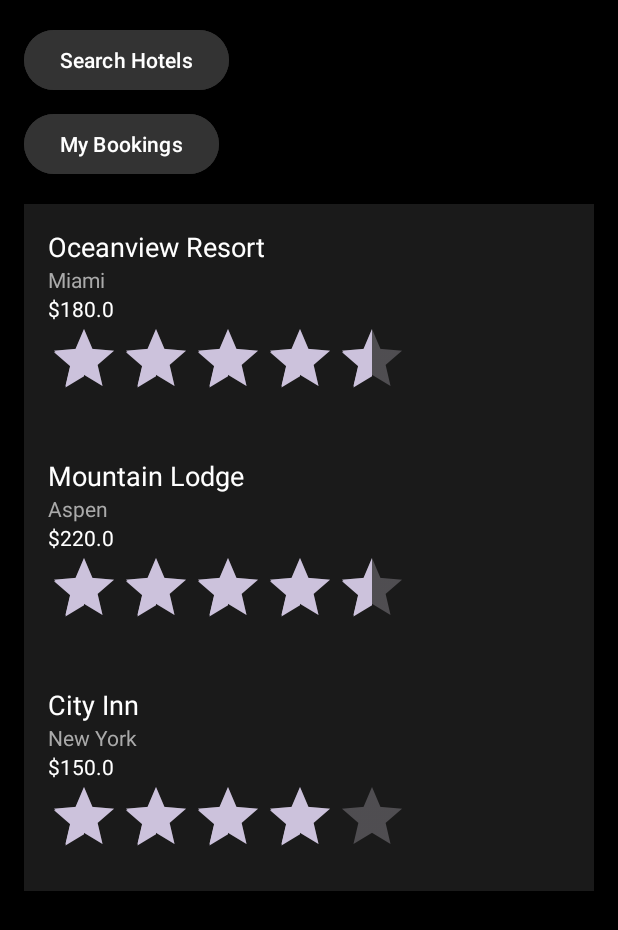
After one commit to shareefjala/androidassignment1, an Android app: the HomeActivity screen opened directly, with no data from a screen before it, on a phone screen of 412 x 824 dp. The commit adds this screen. Shown: the top 930 px of the screen. Run offline under Robolectric (Android 15) with nearby library versions, the phone set to English and light mode, and no system bars.

Commit message:
added sample classes for all classes i need (hopefully), added pagination from splash to login to home (if correct creditnials)

```diff
--- a/app/src/main/AndroidManifest.xml
+++ b/app/src/main/AndroidManifest.xml
@@ -6,6 +6,7 @@
         android:label="Trip App"
         android:theme="@style/Theme.MyApplication">
 
+        <!-- SPLASH SCREEN (LAUNCHER) -->
         <activity
             android:name=".SplashActivity"
             android:exported="true">
@@ -15,5 +16,13 @@
             </intent-filter>
         </activity>
 
+        <!-- LOGIN SCREEN -->
+        <activity
+            android:name=".LoginActivity"
+            android:exported="false" />
+
+        <activity android:name=".HomeActivity" android:exported="false"/>
+
     </application>
+
 </manifest>
--- /dev/null
+++ b/app/src/main/java/com/example/myapplication/BookingsActivity.java
@@ -0,0 +1,4 @@
+package com.example.myapplication;
+
+public class BookingsActivity {
+}
--- /dev/null
+++ b/app/src/main/java/com/example/myapplication/DetailsActivity.java
@@ -0,0 +1,4 @@
+package com.example.myapplication;
+
+public class DetailsActivity {
+}
--- /dev/null
+++ b/app/src/main/java/com/example/myapplication/HomeActivity.java
@@ -0,0 +1,36 @@
+package com.example.myapplication;
+
+import android.content.Intent;
+import android.os.Bundle;
+import android.widget.Button;
+import androidx.appcompat.app.AppCompatActivity;
+import androidx.recyclerview.widget.*;
+
+import java.util.*;
+
+public class HomeActivity extends AppCompatActivity {
+
+    RecyclerView rv;
+    Button btnSearch, btnBookings;
+
+    @Override
+    protected void onCreate(Bundle savedInstanceState) {
+        super.onCreate(savedInstanceState);
+        setContentView(R.layout.activity_home);
+
+        rv = findViewById(R.id.recyclerHotels);
+        btnSearch = findViewById(R.id.buttonSearch);
+        btnBookings = findViewById(R.id.buttonBookings);
+
+        List<Hotel> hotels = new ArrayList<>();
+        hotels.add(new Hotel("Oceanview Resort", "Miami", 180, 4.5f, "Beachfront hotel."));
+        hotels.add(new Hotel("Mountain Lodge", "Aspen", 220, 4.7f, "Cozy mountain stay."));
+        hotels.add(new Hotel("City Inn", "New York", 150, 4.0f, "Central location."));
+
+        rv.setLayoutManager(new LinearLayoutManager(this));
+        rv.setAdapter(new HotelAdapter(this, hotels));
+
+        btnSearch.setOnClickListener(v -> startActivity(new Intent(this, SearchActivity.class)));
+        btnBookings.setOnClickListener(v -> startActivity(new Intent(this, BookingsActivity.class)));
+    }
+}
--- /dev/null
+++ b/app/src/main/java/com/example/myapplication/Hotel.java
@@ -0,0 +1,17 @@
+package com.example.myapplication;
+
+public class Hotel {
+    public String name;
+    public String location;
+    public double price;
+    public float rating;
+    public String desc;
+
+    public Hotel(String name, String location, double price, float rating, String desc) {
+        this.name = name;
+        this.location = location;
+        this.price = price;
+        this.rating = rating;
+        this.desc = desc;
+    }
+}
--- /dev/null
+++ b/app/src/main/java/com/example/myapplication/HotelAdapter.java
@@ -0,0 +1,65 @@
+package com.example.myapplication;
+
+import android.content.Context;
+import android.content.Intent;
+import android.view.*;
+import android.widget.*;
+import androidx.annotation.NonNull;
+import androidx.recyclerview.widget.RecyclerView;
+import java.util.List;
+
+public class HotelAdapter extends RecyclerView.Adapter<HotelAdapter.Holder> {
+
+    Context c;
+    List<Hotel> data;
+
+    public HotelAdapter(Context c, List<Hotel> data){
+        this.c = c;
+        this.data = data;
+    }
+
+    @NonNull
+    @Override
+    public Holder onCreateViewHolder(@NonNull ViewGroup parent, int viewType) {
+        View v = LayoutInflater.from(c).inflate(R.layout.item_hotel, parent, false);
+        return new Holder(v);
+    }
+
+    @Override
+    public void onBindViewHolder(@NonNull Holder h, int pos) {
+        Hotel hotel = data.get(pos);
+
+        h.name.setText(hotel.name);
+        h.location.setText(hotel.location);
+        h.price.setText("$" + hotel.price);
+        h.rating.setRating(hotel.rating);
+
+        h.itemView.setOnClickListener(v -> {
+            Intent i = new Intent(c, DetailsActivity.class);
+            i.putExtra("name", hotel.name);
+            i.putExtra("location", hotel.location);
+            i.putExtra("price", hotel.price);
+            i.putExtra("rating", hotel.rating);
+            i.putExtra("desc", hotel.desc);
+            c.startActivity(i);
+        });
+    }
+
+    @Override
+    public int getItemCount() {
+        return data.size();
+    }
+
+    class Holder extends RecyclerView.ViewHolder {
+        TextView name, location, price;
+        RatingBar rating;
+
+        Holder(View v){
+            super(v);
+            name = v.findViewById(R.id.hotelName);
+            location = v.findViewById(R.id.hotelLocation);
+            price = v.findViewById(R.id.hotelPrice);
+            rating = v.findViewById(R.id.hotelRating);
+        }
+    }
+}
--- a/app/src/main/java/com/example/myapplication/LoginActivity.java
+++ b/app/src/main/java/com/example/myapplication/LoginActivity.java
@@ -28,12 +28,15 @@ public class LoginActivity extends AppCompatActivity {
             public void onClick(View view) {
                 String user = userField.getText().toString();
                 String pass = passField.getText().toString();
-                // Simple credential check (for example purposes)
+
                 if (user.equals("admin") && pass.equals("admin")) {
                     Toast.makeText(getApplicationContext(), "Login successful", Toast.LENGTH_SHORT).show();
-                    // Proceed to main activity
-                    startActivity(new Intent(LoginActivity.this, MainActivity.class));
-                    finish();
+
+                    // Redirect to HomeActivity instead of MainActivity
+                    Intent intent = new Intent(LoginActivity.this, HomeActivity.class);
+                    startActivity(intent);
+
+                    finish(); // disable back button returning to login
                 } else {
                     Toast.makeText(getApplicationContext(), "Wrong credentials", Toast.LENGTH_SHORT).show();
                 }
--- /dev/null
+++ b/app/src/main/java/com/example/myapplication/SearchActivity.java
@@ -0,0 +1,4 @@
+package com.example.myapplication;
+
+public class SearchActivity {
+}
--- /dev/null
+++ b/app/src/main/res/layout/activity_home.xml
@@ -0,0 +1,30 @@
+<LinearLayout xmlns:android="http://schemas.android.com/apk/res/android"
+    android:orientation="vertical"
+    android:padding="16dp"
+    android:background="#000000"
+    android:layout_width="match_parent"
+    android:layout_height="match_parent">
+
+    <Button
+        android:id="@+id/buttonSearch"
+        android:text="Search Hotels"
+        android:textColor="@android:color/white"
+        android:backgroundTint="#333333"
+        android:layout_width="wrap_content"
+        android:layout_height="wrap_content"/>
+
+    <Button
+        android:id="@+id/buttonBookings"
+        android:text="My Bookings"
+        android:textColor="@android:color/white"
+        android:backgroundTint="#333333"
+        android:layout_marginTop="8dp"
+        android:layout_width="wrap_content"
+        android:layout_height="wrap_content"/>
+
+    <androidx.recyclerview.widget.RecyclerView
+        android:id="@+id/recyclerHotels"
+        android:layout_width="match_parent"
+        android:layout_height="match_parent"
+        android:layout_marginTop="16dp" />
+</LinearLayout>
--- /dev/null
+++ b/app/src/main/res/layout/item_hotel.xml
@@ -0,0 +1,34 @@
+<LinearLayout xmlns:android="http://schemas.android.com/apk/res/android"
+    android:background="#1A1A1A"
+    android:padding="16dp"
+    android:orientation="vertical"
+    android:layout_width="match_parent"
+    android:layout_height="wrap_content">
+
+    <TextView
+        android:id="@+id/hotelName"
+        android:textColor="@android:color/white"
+        android:textSize="18sp"
+        android:layout_width="wrap_content"
+        android:layout_height="wrap_content"/>
+
+    <TextView
+        android:id="@+id/hotelLocation"
+        android:textColor="#AAAAAA"
+        android:layout_width="wrap_content"
+        android:layout_height="wrap_content"/>
+
+    <TextView
+        android:id="@+id/hotelPrice"
+        android:textColor="@android:color/white"
+        android:layout_width="wrap_content"
+        android:layout_height="wrap_content"/>
+
+    <RatingBar
+        android:id="@+id/hotelRating"
+        android:numStars="5"
+        android:stepSize="0.5"
+        android:isIndicator="true"
+        android:layout_width="wrap_content"
+        android:layout_height="wrap_content"/>
+</LinearLayout>
```
